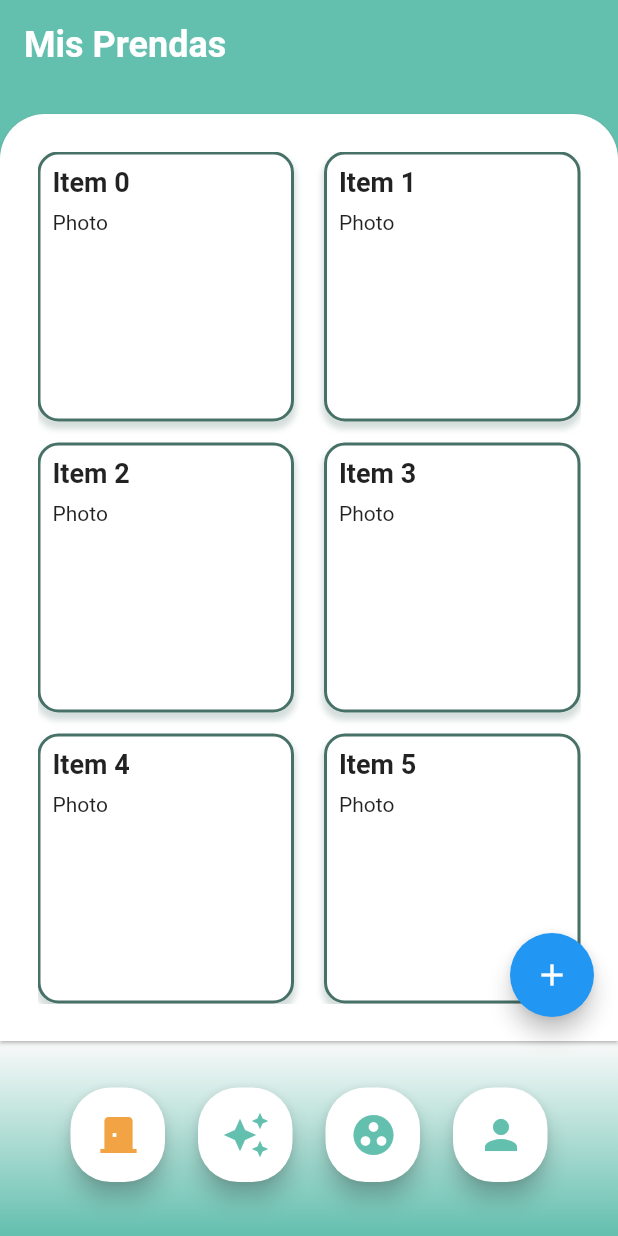
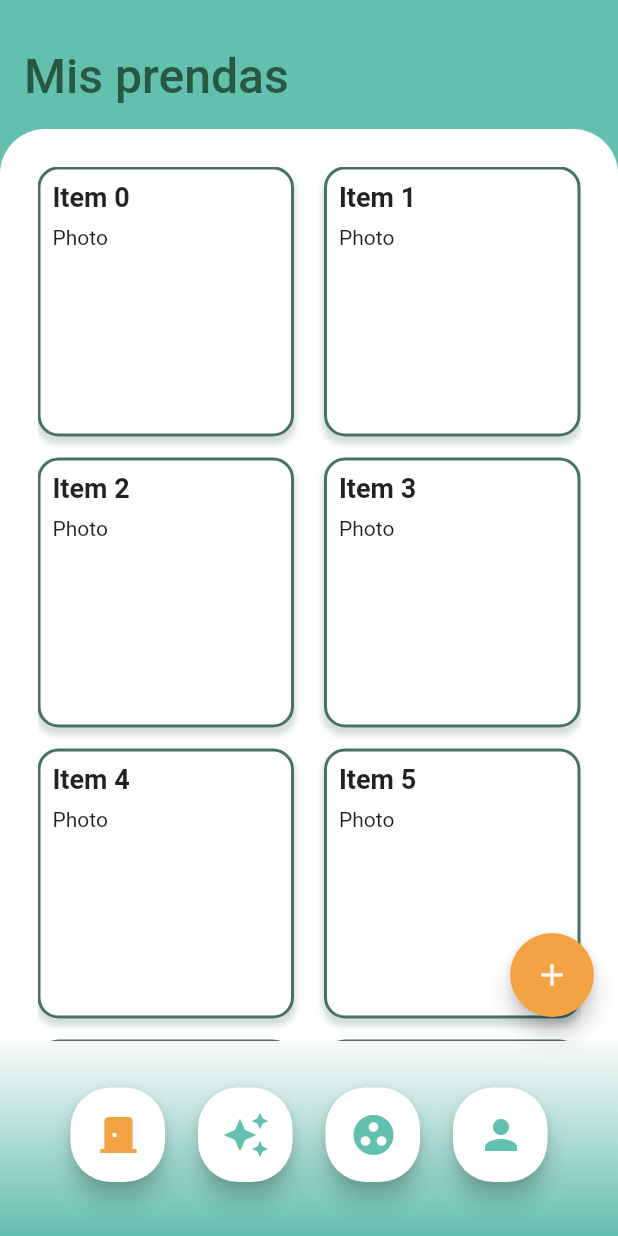
Before and after one commit to HenryCaicedo/Rackity, a Flutter app: the screen it shows after launch, after a tap on "Log in", on a phone screen of 412 x 824 dp. Run offline on Flutter 3.47's test engine with Material 2 defaults, Android fonts, the phone set to English and light mode, and no system bars; our stand-ins replace sqflite; accounts and stored records are empty.

Commit message:
LoginScreen modificada
Ahora es más parecida al prototipo

```diff
--- /dev/null
+++ b/lib/colors.dart
@@ -0,0 +1,5 @@
+import 'package:flutter/material.dart';
+
+const Color textColor = Color(0xFF275844);
+const Color lightGreen = Color(0xFF7ABDAE);
+const Color textFieldColor = Color(0xFFEDF0EF);
--- a/lib/main.dart
+++ b/lib/main.dart
@@ -9,14 +9,16 @@ void main() {
 class MyApp extends StatelessWidget {
   const MyApp({Key? key}) : super(key: key);
 
+  static const Color textColor = Color(0xFF275844); // Add this line
+
   @override
   Widget build(BuildContext context) {
-    return MaterialApp(
-      debugShowCheckedModeBanner: false,
-      title: 'Rackity',
-      theme: Theme.of(context).copyWith(
-        colorScheme: Theme.of(context).colorScheme.copyWith(
+    final customTheme = ThemeData(
+      primaryColor: const Color(0xFF63BFAE),
+      colorScheme: const ColorScheme.light().copyWith(
         primary: const Color(0xFF63BFAE),
+        secondary: const Color(0xFFF2A444),
+        // Define textColor with your desired value
       ),
       elevatedButtonTheme: ElevatedButtonThemeData(
         style: ElevatedButton.styleFrom(
@@ -26,7 +28,12 @@ class MyApp extends StatelessWidget {
           ),
         ),
       ),
-      ),
+    );
+
+    return MaterialApp(
+      debugShowCheckedModeBanner: false,
+      title: 'Rackity',
+      theme: customTheme,
       home: const LoginScreen(),
       routes: {
         '/tabs': (context) => TabsScreen(),
--- a/lib/screens/login_screen.dart
+++ b/lib/screens/login_screen.dart
@@ -1,4 +1,5 @@
 import 'package:flutter/material.dart';
+import '../colors.dart';
 
 class LoginScreen extends StatelessWidget {
   const LoginScreen({Key? key}) : super(key: key);
@@ -7,25 +8,33 @@ class LoginScreen extends StatelessWidget {
   Widget build(BuildContext context) {
     double screenHeight = MediaQuery.of(context).size.height;
     double cardHeight = screenHeight * 0.6;
-    double boxWidth = 320.0;
+    double boxWidth = 290.0;
     double borderRadius = 50.0;
     double boxHeight = 48.0; // Define the box height here
 
     return Scaffold(
-      body: Column(
+        body: SafeArea(
+      child: Column(
         mainAxisAlignment: MainAxisAlignment.spaceBetween,
         children: [
-          const Expanded(
+          Expanded(
             child: Center(
-              child: Text('***LOGO***'),
+              child: Image.asset(
+                'assets/rackity_logo.png',
+                height: 100, // set the desired height for your logo
+              ),
             ),
           ),
           Container(
             height: cardHeight,
             width: double.infinity,
-            decoration: const BoxDecoration(
-              color: Colors.white,
-              borderRadius: BorderRadius.only(
+            decoration: BoxDecoration(
+              gradient: LinearGradient(
+                begin: Alignment.topCenter,
+                end: Alignment.bottomCenter,
+                colors: [Colors.white, Color(0xFF9ECDC2)],
+              ),
+              borderRadius: const BorderRadius.only(
                 topLeft: Radius.circular(50.0),
                 topRight: Radius.circular(50.0),
               ),
@@ -33,9 +42,13 @@ class LoginScreen extends StatelessWidget {
                 BoxShadow(
                   color: Colors.black12,
                   blurRadius: 10.0,
-                  offset: Offset(0, -2),
+                  offset: const Offset(0, -2),
                 ),
               ],
+              border: Border.all(
+                color: lightGreen,
+                width: 2.0,
+              ),
             ),
             child: Padding(
               padding: const EdgeInsets.all(16.0),
@@ -43,17 +56,42 @@ class LoginScreen extends StatelessWidget {
                 mainAxisAlignment: MainAxisAlignment.center,
                 children: [
                   Container(
+                    alignment: Alignment.centerLeft,
+                    padding: EdgeInsets.only(left: 16.0),
+                    child: Text(
+                      'Welcome back',
+                      style: TextStyle(
+                        color: textColor,
+                        fontWeight: FontWeight.bold,
+                        fontSize: 26.0,
+                      ),
+                    ),
+                  ),
+                  const SizedBox(height: 40.0),
+                  Container(
                     decoration: BoxDecoration(
                       borderRadius: BorderRadius.circular(borderRadius),
-                      color: Colors.grey[200],
+                      color: textFieldColor,
+                      boxShadow: [
+                        BoxShadow(
+                          color: Colors.grey.withOpacity(0.5),
+                          spreadRadius: 2,
+                          blurRadius: 5,
+                          offset: Offset(0, 3), // changes position of shadow
+                        ),
+                      ],
                     ),
                     width: boxWidth,
                     height: boxHeight, // Use the box height here
-                    child: TextField(
+                    child: const TextField(
                       decoration: InputDecoration(
-                        hintText: 'Username',
+                        hintText: 'username',
+                        hintStyle: TextStyle(
+                          color: textColor,
+                          fontWeight: FontWeight.w500,
+                        ),
                         border: InputBorder.none,
-                        contentPadding: const EdgeInsets.symmetric(
+                        contentPadding: EdgeInsets.symmetric(
                             horizontal: 16.0, vertical: 14.0),
                       ),
                     ),
@@ -62,16 +100,28 @@ class LoginScreen extends StatelessWidget {
                   Container(
                     decoration: BoxDecoration(
                       borderRadius: BorderRadius.circular(borderRadius),
-                      color: Colors.grey[200],
+                      color: textFieldColor,
+                      boxShadow: [
+                        BoxShadow(
+                          color: Colors.grey.withOpacity(0.5),
+                          spreadRadius: 2,
+                          blurRadius: 5,
+                          offset: Offset(0, 3), // changes position of shadow
+                        ),
+                      ],
                     ),
                     width: boxWidth,
                     height: boxHeight, // Use the box height here
-                    child: TextField(
+                    child: const TextField(
                       obscureText: true,
                       decoration: InputDecoration(
-                        hintText: 'Password',
+                        hintText: 'password',
+                        hintStyle: TextStyle(
+                          color: textColor,
+                          fontWeight: FontWeight.w500,
+                        ),
                         border: InputBorder.none,
-                        contentPadding: const EdgeInsets.symmetric(
+                        contentPadding: EdgeInsets.symmetric(
                             horizontal: 16.0, vertical: 14.0),
                       ),
                     ),
@@ -81,14 +131,20 @@ class LoginScreen extends StatelessWidget {
                     children: [
                       TextButton(
                         onPressed: () {},
-                        child: const Text('Forgot password?'),
+                        child: const Text(
+                          'Forgot password?',
+                          style: TextStyle(color: textColor),
+                        ),
                       ),
                     ],
                   ),
                   const SizedBox(height: 16.0),
                   Container(
-                    width: boxWidth,
+                    width: boxWidth * 0.7,
                     height: boxHeight,
+                    child: Material(
+                      elevation: 5, // Set the elevation for the shadow
+                      borderRadius: BorderRadius.circular(borderRadius),
                       child: ElevatedButton(
                         onPressed: () {
                           Navigator.pushNamed(context, '/tabs');
@@ -97,8 +153,11 @@ class LoginScreen extends StatelessWidget {
                           shape: RoundedRectangleBorder(
                             borderRadius: BorderRadius.circular(borderRadius),
                           ),
+                          backgroundColor:
+                              Theme.of(context).colorScheme.secondary,
                         ),
                         child: const Text('Log in'),
+                      ),
                     ),
                   ),
                   const SizedBox(height: 16.0),
@@ -108,7 +167,8 @@ class LoginScreen extends StatelessWidget {
                       const Text('Don\'t have an account?'),
                       TextButton(
                         onPressed: () {},
-                        child: const Text('Sign up'),
+                        child: const Text('Sign up',
+                            style: TextStyle(color: textColor)),
                       ),
                     ],
                   ),
@@ -118,6 +178,6 @@ class LoginScreen extends StatelessWidget {
           ),
         ],
       ),
-    );
+    ));
   }
 }
--- a/lib/tabs/closet_tab.dart
+++ b/lib/tabs/closet_tab.dart
@@ -1,5 +1,6 @@
 import 'package:flutter/material.dart';
 import '../widgets/image_card_widget.dart';
+import '../colors.dart';
 
 class ClosetTab extends StatelessWidget {
   const ClosetTab({Key? key}) : super(key: key);
@@ -12,20 +13,22 @@ class ClosetTab extends StatelessWidget {
         child: Column(
           children: [
             Container(
-              padding: EdgeInsets.all(16.0),
+              padding: EdgeInsets.only(
+                  left: 16.0, top: 32.0, right: 24.0, bottom: 0),
               alignment: Alignment.centerLeft,
               child: Text(
-                'Mis Prendas',
+                'Mis prendas',
                 style: TextStyle(
-                  fontSize: 24.0,
-                  fontWeight: FontWeight.bold,
-                  color: Colors.white,
+                  fontSize: 32.0,
+                  fontWeight: FontWeight.w500,
+                  color: textColor,
                 ),
               ),
             ),
             Expanded(
               child: Container(
                 child: Card(
+                  elevation: 0,
                   shape: RoundedRectangleBorder(
                     borderRadius: BorderRadius.only(
                       topLeft: Radius.circular(30.0),
@@ -34,11 +37,11 @@ class ClosetTab extends StatelessWidget {
                   ),
                   margin: EdgeInsets.fromLTRB(0.0, 16.0, 0.0, 0.0),
                   child: Padding(
-                    padding: EdgeInsets.all(25.0),
+                    padding: EdgeInsets.fromLTRB(25.0, 25.0, 25.0, 0.0),
                     child: GridView.builder(
                       gridDelegate: SliverGridDelegateWithFixedCrossAxisCount(
                         crossAxisCount: 2,
-                        childAspectRatio: 95 / 100, // 3:4 aspect ratio
+                        childAspectRatio: 95 / 100,
                         mainAxisSpacing: 14.0, // vertical spacing between cards
                         crossAxisSpacing: 20.0, // add space between columns
                       ),
@@ -85,7 +88,7 @@ class ClosetTab extends StatelessWidget {
           // Add your logic for the button here
         },
         child: Icon(Icons.add),
-        backgroundColor: Theme.of(context).primaryColor,
+        backgroundColor: Theme.of(context).colorScheme.secondary,
         foregroundColor: Colors.white,
       ),
       floatingActionButtonLocation: FloatingActionButtonLocation.endFloat,
--- a/pubspec.yaml
+++ b/pubspec.yaml
@@ -60,9 +60,9 @@ flutter:
   uses-material-design: true
 
   # To add assets to your application, add an assets section, like this:
-  # assets:
-  #   - images/a_dot_burr.jpeg
-  #   - images/a_dot_ham.jpeg
+  assets:
+  - assets/rackity_logo.png
+
 
   # An image asset can refer to one or more resolution-specific "variants", see
   # https://flutter.dev/assets-and-images/#resolution-aware
```
Also changed, not shown: lib/old/OLD_login_screen.dart (added, +123 -0 lines), assets/rackity_logo.png (added). Lines whose indentation alone changed are shown as unchanged.
